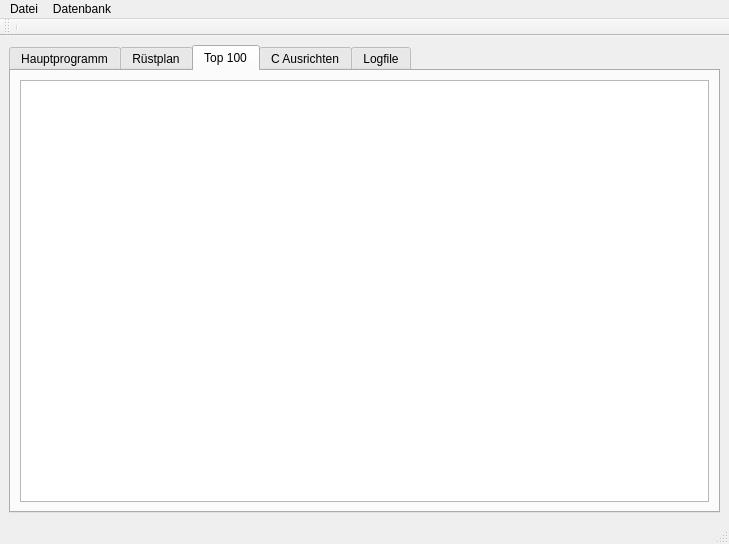
mikejg/MainGen, file mainwindow.ui: the form before one commit.
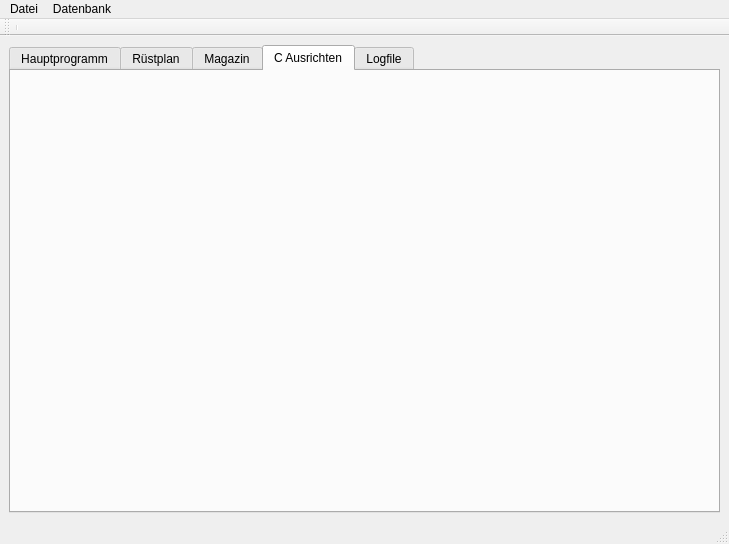
The form after the commit. The open tabs and pages were chosen to show the change. Custom widgets are drawn as their Qt base class.

```diff
--- a/mainwindow.ui
+++ b/mainwindow.ui
@@ -62,19 +62,11 @@
         </item>
        </layout>
       </widget>
-      <widget class="QWidget" name="tab_Top100">
+      <widget class="Magazin" name="tab_Magazin">
        <attribute name="title">
-        <string>Top 100</string>
+        <string>Magazin</string>
        </attribute>
-       <layout class="QVBoxLayout" name="verticalLayout_4">
-        <item>
-         <widget class="QTableView" name="tableView_Top100">
-          <attribute name="horizontalHeaderStretchLastSection">
-           <bool>true</bool>
-          </attribute>
-         </widget>
-        </item>
-       </layout>
+       <layout class="QVBoxLayout" name="verticalLayout_4"/>
       </widget>
       <widget class="C_Algin" name="tab_C_Algin">
        <attribute name="title">
@@ -187,6 +179,12 @@
    <header>c_algin.h</header>
    <container>1</container>
   </customwidget>
+  <customwidget>
+   <class>Magazin</class>
+   <extends>QWidget</extends>
+   <header location="global">magazin.h</header>
+   <container>1</container>
+  </customwidget>
  </customwidgets>
  <resources/>
  <connections/>
```
